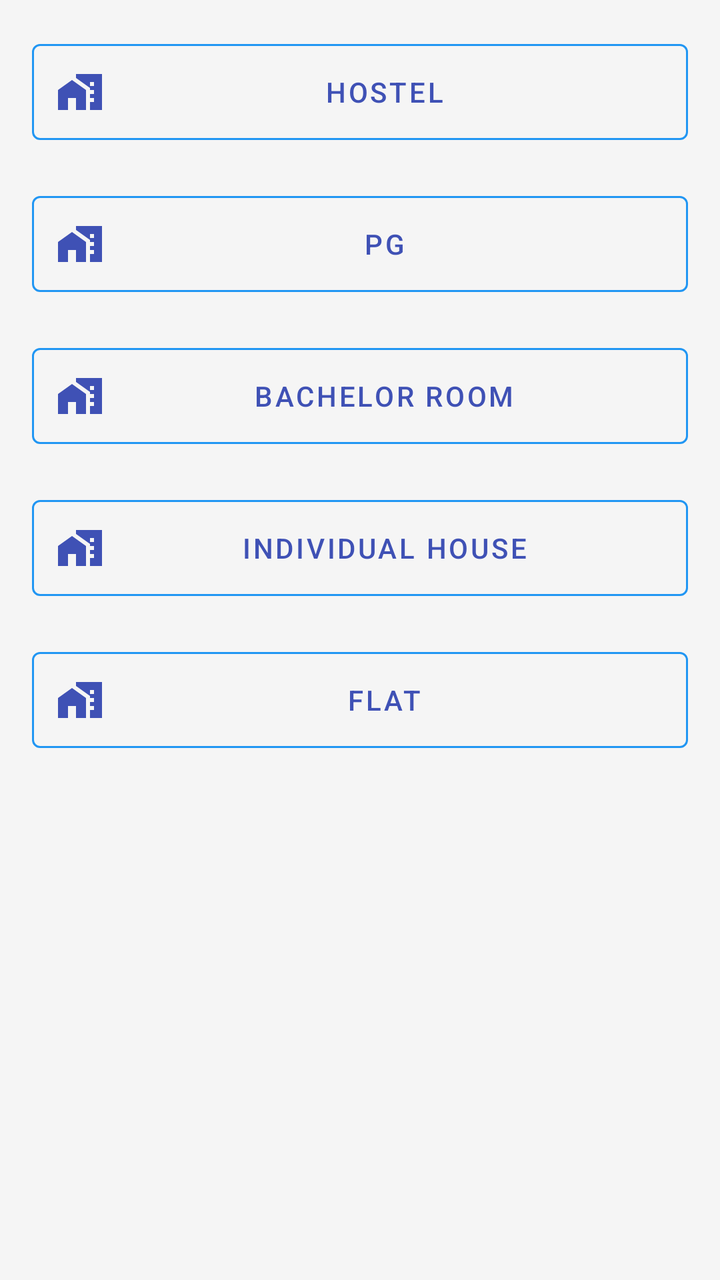
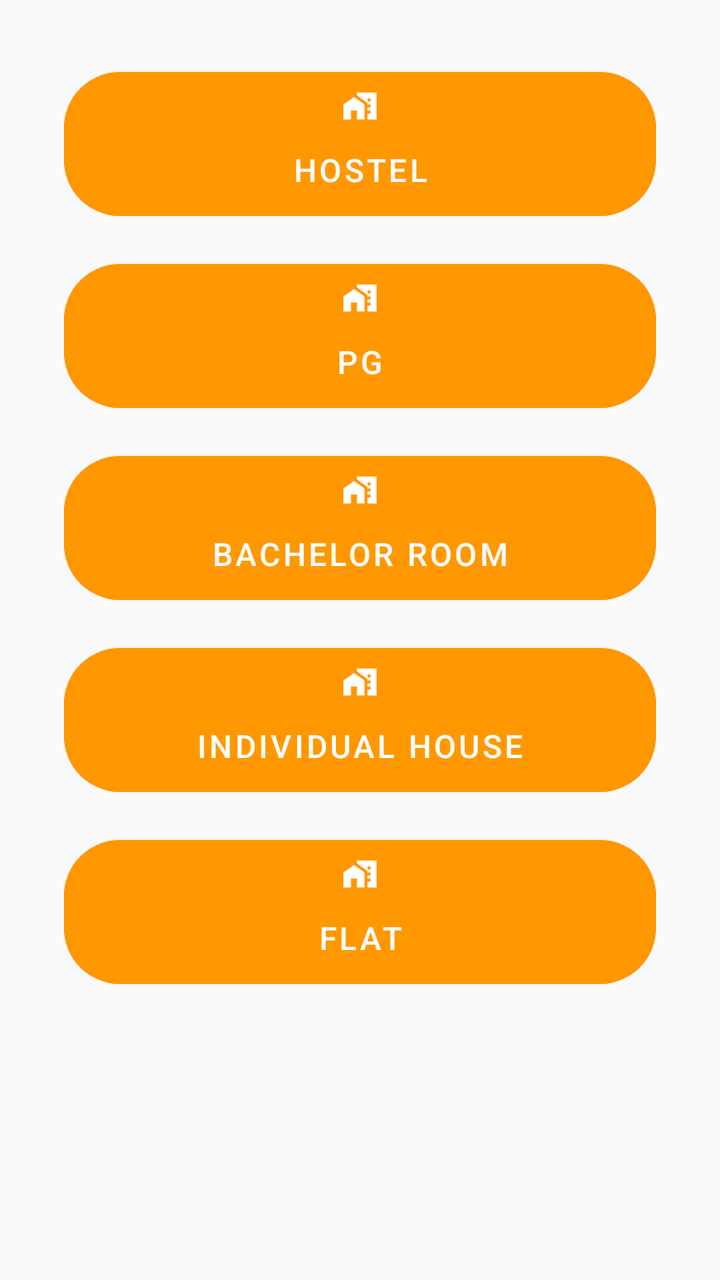

An Android layout rendered at two revisions. The XML below is the earlier revision; the diff shows what the commit changed to produce the second picture.
<!-- AndroidManifest.xml: application theme Theme.FYSA -->
<!-- res/layout/fragment_add_new_space.xml -->
<?xml version="1.0" encoding="utf-8"?>
<androidx.constraintlayout.widget.ConstraintLayout xmlns:android="http://schemas.android.com/apk/res/android"
    xmlns:app="http://schemas.android.com/apk/res-auto"
    xmlns:tools="http://schemas.android.com/tools"
    android:layout_width="match_parent"
    android:layout_height="match_parent"
    android:background="@color/bgColor"
    tools:context=".AddNewSpaceFragment">

    
    <ScrollView
        android:layout_width="0dp"
        android:layout_height="0dp"
        android:padding="16dp"
        app:layout_constraintBottom_toBottomOf="parent"
        app:layout_constraintEnd_toEndOf="parent"
        app:layout_constraintStart_toStartOf="parent"
        app:layout_constraintTop_toTopOf="parent">

        <LinearLayout
            android:layout_width="match_parent"
            android:layout_height="wrap_content"
            android:gravity="center_horizontal"
            android:orientation="vertical">

            <Button
                android:id="@+id/btnHostel"
                style="@style/Widget.MaterialComponents.Button.OutlinedButton.Icon"
                android:layout_width="match_parent"
                android:layout_height="60dp"
                android:layout_marginBottom="16dp"
                android:text="@string/hostel"
                android:textColor="@color/btnOutlineText"
                app:icon="@drawable/ic_add_space"
                app:iconTint="@color/btnOutlineText"
                app:strokeColor="@color/linkText"
                tools:ignore="VisualLintButtonSize" />

            <Button
                android:id="@+id/btnPg"
                style="@style/Widget.MaterialComponents.Button.OutlinedButton.Icon"
                android:layout_width="match_parent"
                android:layout_height="60dp"
                android:layout_marginBottom="16dp"
                android:text="@string/pg"
                android:textColor="@color/btnOutlineText"
                app:icon="@drawable/ic_add_space"
                app:iconTint="@color/btnOutlineText"
                app:strokeColor="@color/linkText"
                tools:ignore="VisualLintButtonSize" />

            <Button
                android:id="@+id/btnBachelorRoom"
                style="@style/Widget.MaterialComponents.Button.OutlinedButton.Icon"
                android:layout_width="match_parent"
                android:layout_height="60dp"
                android:layout_marginBottom="16dp"
                android:text="@string/bachelor_room"
                android:textColor="@color/btnOutlineText"
                app:icon="@drawable/ic_add_space"
                app:iconTint="@color/btnOutlineText"
                app:strokeColor="@color/linkText"
                tools:ignore="VisualLintButtonSize" />

            <Button
                android:id="@+id/btnIndividualHouse"
                style="@style/Widget.MaterialComponents.Button.OutlinedButton.Icon"
                android:layout_width="match_parent"
                android:layout_height="60dp"
                android:layout_marginBottom="16dp"
                android:text="@string/individual_house"
                android:textColor="@color/btnOutlineText"
                app:icon="@drawable/ic_add_space"
                app:iconTint="@color/btnOutlineText"
                app:strokeColor="@color/linkText"
                tools:ignore="VisualLintButtonSize" />

            <Button
                android:id="@+id/btnFlat"
                style="@style/Widget.MaterialComponents.Button.OutlinedButton.Icon"
                android:layout_width="match_parent"
                android:layout_height="60dp"
                android:layout_marginBottom="16dp"
                android:text="@string/flat"
                android:textColor="@color/btnOutlineText"
                app:icon="@drawable/ic_add_space"
                app:iconTint="@color/btnOutlineText"
                app:strokeColor="@color/linkText"
                tools:ignore="VisualLintButtonSize" />

        </LinearLayout>
    </ScrollView>

</androidx.constraintlayout.widget.ConstraintLayout>
<!-- resources referenced by this layout -->
<resources>
  <color name="bgColor">#F5F5F5</color>
  <color name="btnOutlineText">#3F51B5</color>
  <color name="linkText">#2196F3</color>
  <!-- drawable ic_add_space (drawable) -->
  <?xml version="1.0" encoding="utf-8"?>
  <vector xmlns:android="http://schemas.android.com/apk/res/android"
      android:width="24dp"
      android:height="24dp"
      android:viewportWidth="24"
      android:viewportHeight="24">
  
      <path
          android:pathData="M0,0h24v24H0V0z" />
      <path
          android:fillColor="#000000"
          android:pathData="M 1 11 L 1 21 L 6 21 L 6 15 L 10 15 L 10 21 L 15 21 L 15 11 L 8 6 Z" />
      <path
          android:fillColor="#000000"
          android:pathData="M10,3v1.97l7,5V11h2v2h-2v2h2v2h-2v4h6V3H10z M19,9h-2V7h2V9z" />
  </vector>
  <string name="bachelor_room">Bachelor Room</string>
  <string name="flat">Flat</string>
  <string name="hostel">Hostel</string>
  <string name="individual_house">Individual House</string>
  <string name="pg">PG</string>
  <style name="Theme.FYSA" parent="Theme.MaterialComponents.DayNight.NoActionBar">
          <item name="colorPrimary">@color/btnPrimary</item>
          <item name="colorPrimaryVariant">@color/btnPrimary</item>
          <item name="colorOnPrimary">@color/btnTextPrimary</item>
  
          <item name="colorSecondary">@color/btnSecondary</item>
          <item name="colorSecondaryVariant">@color/btnSecondary</item>
          <item name="colorOnSecondary">@color/btnTextSecondary</item>
  
          <item name="android:colorBackground">@color/bgColor</item>
          <item name="colorSurface">@color/bgColor</item>
          <item name="colorOnSurface">@color/textPrimary</item>
  
          <item name="android:statusBarColor" tools:targetApi="l">?attr/colorPrimary</item>
          <item name="android:windowLightStatusBar">true</item>
  
          <item name="materialButtonStyle">@style/Widget.MaterialComponents.Button</item>
          <item name="materialButtonOutlinedStyle">@style/Widget.MaterialComponents.Button.OutlinedButton</item>
      </style>
  <color name="btnPrimary">#3F51B5</color>
  <color name="btnTextPrimary">#FFFFFF</color>
  <color name="btnSecondary">#FF9800</color>
  <color name="btnTextSecondary">#FFFFFF</color>
  <color name="textPrimary">#000000</color>
</resources>

<!-- the commit's change to res/layout/fragment_add_new_space.xml (unified diff, before → after) -->
@@ -4,10 +4,9 @@
     xmlns:tools="http://schemas.android.com/tools"
     android:layout_width="match_parent"
     android:layout_height="match_parent"
-    android:background="@color/bgColor"
+    android:background="?android:attr/colorBackground"
     tools:context=".AddNewSpaceFragment">
 
-    
     <ScrollView
         android:layout_width="0dp"
         android:layout_height="0dp"
@@ -23,70 +22,111 @@
             android:gravity="center_horizontal"
             android:orientation="vertical">
 
-            <Button
+            <com.google.android.material.button.MaterialButton
                 android:id="@+id/btnHostel"
-                style="@style/Widget.MaterialComponents.Button.OutlinedButton.Icon"
+                style="?attr/materialButtonStyle"
                 android:layout_width="match_parent"
-                android:layout_height="60dp"
+                android:layout_height="80dp"
+                android:layout_marginStart="16dp"
+                android:layout_marginEnd="16dp"
+                android:layout_marginTop="16dp"
                 android:layout_marginBottom="16dp"
+                android:backgroundTint="?attr/colorSecondary"
                 android:text="@string/hostel"
-                android:textColor="@color/btnOutlineText"
+                android:textAppearance="@style/TextAppearance.MaterialComponents.Button"
+                android:textSize="16sp"
+                android:textColor="?attr/colorSurface"
                 app:icon="@drawable/ic_add_space"
-                app:iconTint="@color/btnOutlineText"
-                app:strokeColor="@color/linkText"
-                tools:ignore="VisualLintButtonSize" />
+                app:iconTint="?attr/colorSurface"
+                app:cornerRadius="28dp"
+                android:elevation="4dp"
+                app:iconGravity="top"
+                android:paddingTop="8dp"
+                android:paddingBottom="8dp"/>
 
-            <Button
+            <com.google.android.material.button.MaterialButton
                 android:id="@+id/btnPg"
-                style="@style/Widget.MaterialComponents.Button.OutlinedButton.Icon"
+                style="?attr/materialButtonStyle"
                 android:layout_width="match_parent"
-                android:layout_height="60dp"
+                android:layout_height="80dp"
+                android:layout_marginStart="16dp"
+                android:layout_marginEnd="16dp"
                 android:layout_marginBottom="16dp"
+                android:backgroundTint="?attr/colorSecondary"
                 android:text="@string/pg"
-                android:textColor="@color/btnOutlineText"
+                android:textAppearance="@style/TextAppearance.MaterialComponents.Button"
+                android:textSize="16sp"
+                android:textColor="?attr/colorSurface"
                 app:icon="@drawable/ic_add_space"
-                app:iconTint="@color/btnOutlineText"
-                app:strokeColor="@color/linkText"
-                tools:ignore="VisualLintButtonSize" />
+                app:iconTint="?attr/colorSurface"
+                app:cornerRadius="28dp"
+                android:elevation="4dp"
+                app:iconGravity="top"
+                android:paddingTop="8dp"
+                android:paddingBottom="8dp"/>
 
-            <Button
+            <com.google.android.material.button.MaterialButton
                 android:id="@+id/btnBachelorRoom"
-                style="@style/Widget.MaterialComponents.Button.OutlinedButton.Icon"
+                style="?attr/materialButtonStyle"
                 android:layout_width="match_parent"
-                android:layout_height="60dp"
+                android:layout_height="80dp"
+                android:layout_marginStart="16dp"
+                android:layout_marginEnd="16dp"
                 android:layout_marginBottom="16dp"
+                android:backgroundTint="?attr/colorSecondary"
                 android:text="@string/bachelor_room"
-                android:textColor="@color/btnOutlineText"
+                android:textAppearance="@style/TextAppearance.MaterialComponents.Button"
+                android:textSize="16sp"
+                android:textColor="?attr/colorSurface"
                 app:icon="@drawable/ic_add_space"
-                app:iconTint="@color/btnOutlineText"
-                app:strokeColor="@color/linkText"
-                tools:ignore="VisualLintButtonSize" />
+                app:iconTint="?attr/colorSurface"
+                app:cornerRadius="28dp"
+                android:elevation="4dp"
+                app:iconGravity="top"
+                android:paddingTop="8dp"
+                android:paddingBottom="8dp"/>
 
-            <Button
+            <com.google.android.material.button.MaterialButton
                 android:id="@+id/btnIndividualHouse"
-                style="@style/Widget.MaterialComponents.Button.OutlinedButton.Icon"
+                style="?attr/materialButtonStyle"
                 android:layout_width="match_parent"
-                android:layout_height="60dp"
+                android:layout_height="80dp"
+                android:layout_marginStart="16dp"
+                android:layout_marginEnd="16dp"
                 android:layout_marginBottom="16dp"
+                android:backgroundTint="?attr/colorSecondary"
                 android:text="@string/individual_house"
-                android:textColor="@color/btnOutlineText"
+                android:textAppearance="@style/TextAppearance.MaterialComponents.Button"
+                android:textSize="16sp"
+                android:textColor="?attr/colorSurface"
                 app:icon="@drawable/ic_add_space"
-                app:iconTint="@color/btnOutlineText"
-                app:strokeColor="@color/linkText"
-                tools:ignore="VisualLintButtonSize" />
+                app:iconTint="?attr/colorSurface"
+                app:cornerRadius="28dp"
+                android:elevation="4dp"
+                app:iconGravity="top"
+                android:paddingTop="8dp"
+                android:paddingBottom="8dp"/>
 
-            <Button
+            <com.google.android.material.button.MaterialButton
                 android:id="@+id/btnFlat"
-                style="@style/Widget.MaterialComponents.Button.OutlinedButton.Icon"
+                style="?attr/materialButtonStyle"
                 android:layout_width="match_parent"
-                android:layout_height="60dp"
+                android:layout_height="80dp"
+                android:layout_marginStart="16dp"
+                android:layout_marginEnd="16dp"
                 android:layout_marginBottom="16dp"
+                android:backgroundTint="?attr/colorSecondary"
                 android:text="@string/flat"
-                android:textColor="@color/btnOutlineText"
+                android:textAppearance="@style/TextAppearance.MaterialComponents.Button"
+                android:textSize="16sp"
+                android:textColor="?attr/colorSurface"
                 app:icon="@drawable/ic_add_space"
-                app:iconTint="@color/btnOutlineText"
-                app:strokeColor="@color/linkText"
-                tools:ignore="VisualLintButtonSize" />
+                app:iconTint="?attr/colorSurface"
+                app:cornerRadius="28dp"
+                android:elevation="4dp"
+                app:iconGravity="top"
+                android:paddingTop="8dp"
+                android:paddingBottom="8dp"/>
 
         </LinearLayout>
     </ScrollView>
<!-- resource entries referenced after the edit -->
@@ -1,8 +1,5 @@
 <!-- resources referenced by this layout -->
 <resources>
-  <color name="bgColor">#F5F5F5</color>
-  <color name="btnOutlineText">#3F51B5</color>
-  <color name="linkText">#2196F3</color>
   <!-- drawable ic_add_space (drawable) -->
   <?xml version="1.0" encoding="utf-8"?>
   <vector xmlns:android="http://schemas.android.com/apk/res/android"
@@ -25,29 +22,57 @@
   <string name="hostel">Hostel</string>
   <string name="individual_house">Individual House</string>
   <string name="pg">PG</string>
-  <style name="Theme.FYSA" parent="Theme.MaterialComponents.DayNight.NoActionBar">
-          <item name="colorPrimary">@color/btnPrimary</item>
-          <item name="colorPrimaryVariant">@color/btnPrimary</item>
-          <item name="colorOnPrimary">@color/btnTextPrimary</item>
-  
-          <item name="colorSecondary">@color/btnSecondary</item>
-          <item name="colorSecondaryVariant">@color/btnSecondary</item>
-          <item name="colorOnSecondary">@color/btnTextSecondary</item>
-  
-          <item name="android:colorBackground">@color/bgColor</item>
-          <item name="colorSurface">@color/bgColor</item>
-          <item name="colorOnSurface">@color/textPrimary</item>
-  
-          <item name="android:statusBarColor" tools:targetApi="l">?attr/colorPrimary</item>
+  <style name="Theme.FYSA" parent="Base.Theme.FYSA" />
+  <style name="Base.Theme.FYSA" parent="Theme.Material3.DayNight.NoActionBar">
+          <item name="android:statusBarColor">@color/grey_100</item>
           <item name="android:windowLightStatusBar">true</item>
-  
-          <item name="materialButtonStyle">@style/Widget.MaterialComponents.Button</item>
-          <item name="materialButtonOutlinedStyle">@style/Widget.MaterialComponents.Button.OutlinedButton</item>
+          <item name="splashBackground">@color/grey_50</item>
+          <item name="colorPrimary">@color/indigo_500</item>
+          <item name="colorOnPrimary">@color/white</item>
+          <item name="colorPrimaryContainer">@color/indigo_200</item>
+          <item name="colorOnPrimaryContainer">@color/indigo_900</item>
+          <item name="colorSecondary">@color/orange_500</item>
+          <item name="colorOnSecondary">@color/white</item>
+          <item name="colorSecondaryContainer">@color/black</item>
+          <item name="colorOnSecondaryContainer">@color/orange_900</item>
+          <item name="colorTertiary">@color/cyan_500</item>
+          <item name="colorOnTertiary">@color/white</item>
+          <item name="colorTertiaryContainer">@color/cyan_200</item>
+          <item name="colorOnTertiaryContainer">@color/cyan_900</item>
+          <item name="colorError">@color/red_500</item>
+          <item name="colorOnError">@color/white</item>
+          <item name="colorErrorContainer">@color/red_200</item>
+          <item name="colorOnErrorContainer">@color/red_900</item>
+          <item name="android:colorBackground">@color/grey_50</item>
+          <item name="colorOnBackground">@color/grey_900</item>
+          <item name="colorSurface">@color/white</item>
+          <item name="colorOnSurface">@color/grey_900</item>
+          <item name="colorSurfaceVariant">@color/grey_100</item>
+          <item name="colorOnSurfaceVariant">@color/grey_700</item>
+          <item name="colorOutline">@color/grey_300</item>
+          <item name="colorOnSurfaceInverse">@color/grey_50</item>
+          <item name="colorSurfaceInverse">@color/grey_900</item>
+          <item name="colorPrimaryInverse">@color/indigo_200</item>
+          <item name="colorSuccess">@color/green_500</item>
       </style>
-  <color name="btnPrimary">#3F51B5</color>
-  <color name="btnTextPrimary">#FFFFFF</color>
-  <color name="btnSecondary">#FF9800</color>
-  <color name="btnTextSecondary">#FFFFFF</color>
-  <color name="textPrimary">#000000</color>
+  <color name="grey_100">#F5F5F5</color>
+  <color name="grey_50">#FAFAFA</color>
+  <color name="indigo_500">#3F51B5</color>
+  <color name="white">#FFFFFF</color>
+  <color name="indigo_200">#9FA8DA</color>
+  <color name="indigo_900">#1A237E</color>
+  <color name="orange_500">#FF9800</color>
+  <color name="black">#000000</color>
+  <color name="orange_900">#E65100</color>
+  <color name="cyan_500">#00BCD4</color>
+  <color name="cyan_200">#80DEEA</color>
+  <color name="cyan_900">#006064</color>
+  <color name="red_500">#F44336</color>
+  <color name="red_200">#EF9A9A</color>
+  <color name="red_900">#B71C1C</color>
+  <color name="grey_900">#212121</color>
+  <color name="grey_700">#616161</color>
+  <color name="grey_300">#E0E0E0</color>
+  <color name="green_500">#4CAF50</color>
 </resources>
 
